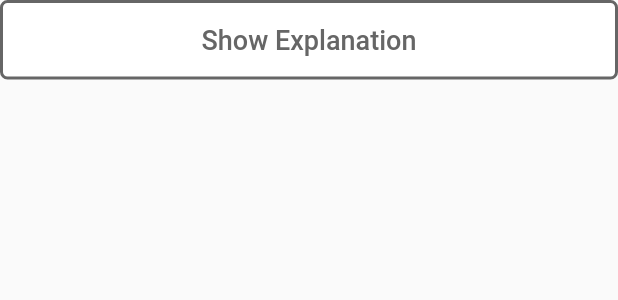
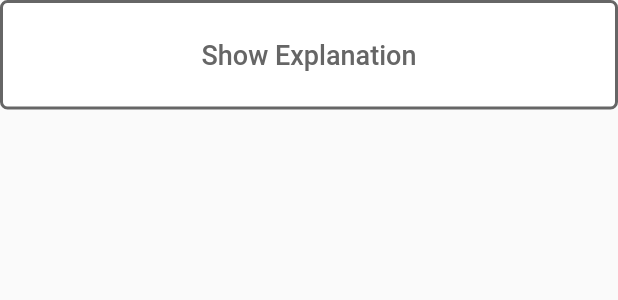
Before and after one commit to happyharis/learn-flutter-app, a Flutter app: the ZukunfButton widget shown alone on an empty page, opened directly, on a phone screen of 412 x 824 dp. Shown: the top 300 px of the screen. Run offline on Flutter 3.47's test engine with Material 2 defaults, Android fonts, the phone set to English and light mode, and no system bars; our stand-ins replace auto_size_text, google_fonts, modal_bottom_sheet.

Commit message:
Migrate to new Flutter buttons

```diff
--- a/lib/screens/question_screen.dart
+++ b/lib/screens/question_screen.dart
@@ -156,7 +156,19 @@ class ZukunfButton extends StatelessWidget {
 
   @override
   Widget build(BuildContext context) {
-    return FlatButton(
+    return TextButton(
+      style: TextButton.styleFrom(
+        padding: EdgeInsets.all(10),
+        minimumSize: Size(double.infinity, 10),
+        backgroundColor: isSolid ? ZukunfColor.darkblue : Colors.white,
+        shape: RoundedRectangleBorder(
+          borderRadius: BorderRadius.circular(5),
+          side: BorderSide(
+            color: isSolid ? Colors.white : ZukunfColor.grey,
+            width: 2.0,
+          ),
+        ),
+      ),
       onPressed: onPressed,
       child: Padding(
         padding: const EdgeInsets.symmetric(vertical: 16),
@@ -168,14 +180,6 @@ class ZukunfButton extends StatelessWidget {
           ),
         ),
       ),
-      minWidth: double.infinity,
-      shape: RoundedRectangleBorder(
-          borderRadius: BorderRadius.circular(5),
-          side: BorderSide(
-            color: isSolid ? Colors.white : ZukunfColor.grey,
-            width: 2.0,
-          )),
-      color: isSolid ? ZukunfColor.darkblue : Colors.white,
     );
   }
 }
--- a/pubspec.yaml
+++ b/pubspec.yaml
@@ -18,7 +18,7 @@ publish_to: "none" # Remove this line if you wish to publish to pub.dev
 version: 1.0.0+1
 
 environment:
-  sdk: ">=2.7.0 <3.0.0"
+  sdk: ">=2.6.0 <3.0.0"
 
 dependencies:
   flutter:
@@ -26,7 +26,7 @@ dependencies:
   auto_size_text: ^2.1.0
   cupertino_icons: ^1.0.0
   google_fonts: ^1.1.1
-  modal_bottom_sheet: ^1.0.1-dev
+  modal_bottom_sheet: ^2.0.0-nullsafety.1
   provider: ^4.3.2+2
 
 dev_dependencies:
```
Also changed, not shown: lib/components/answer_button.dart (+14 -59 lines).
